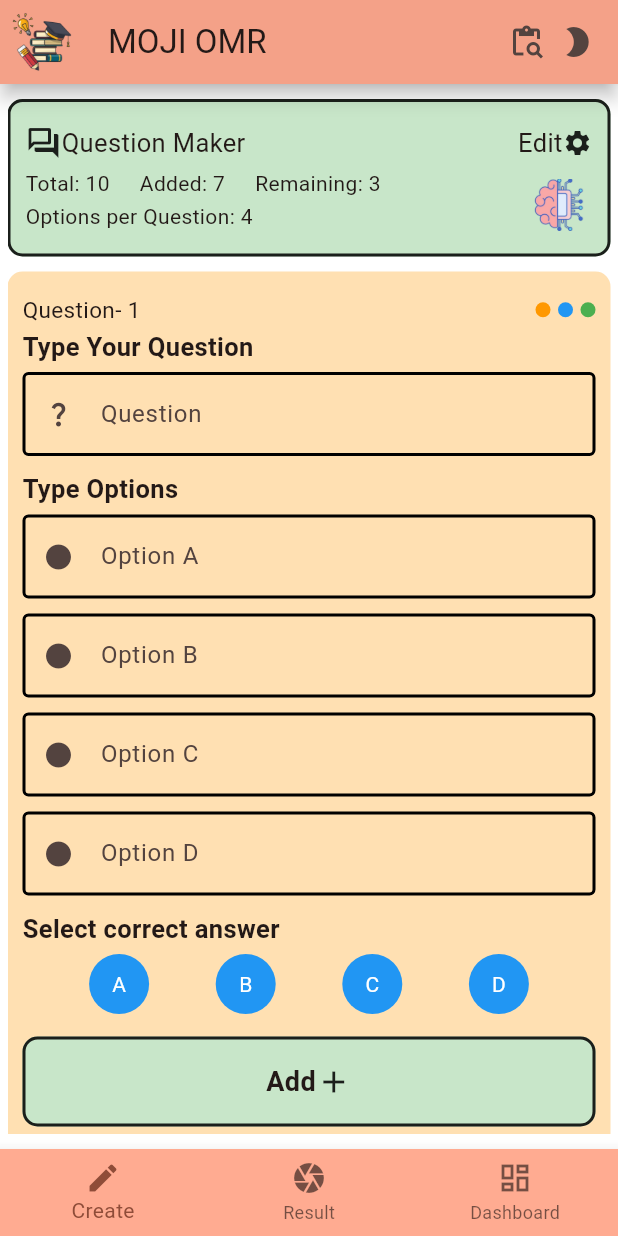
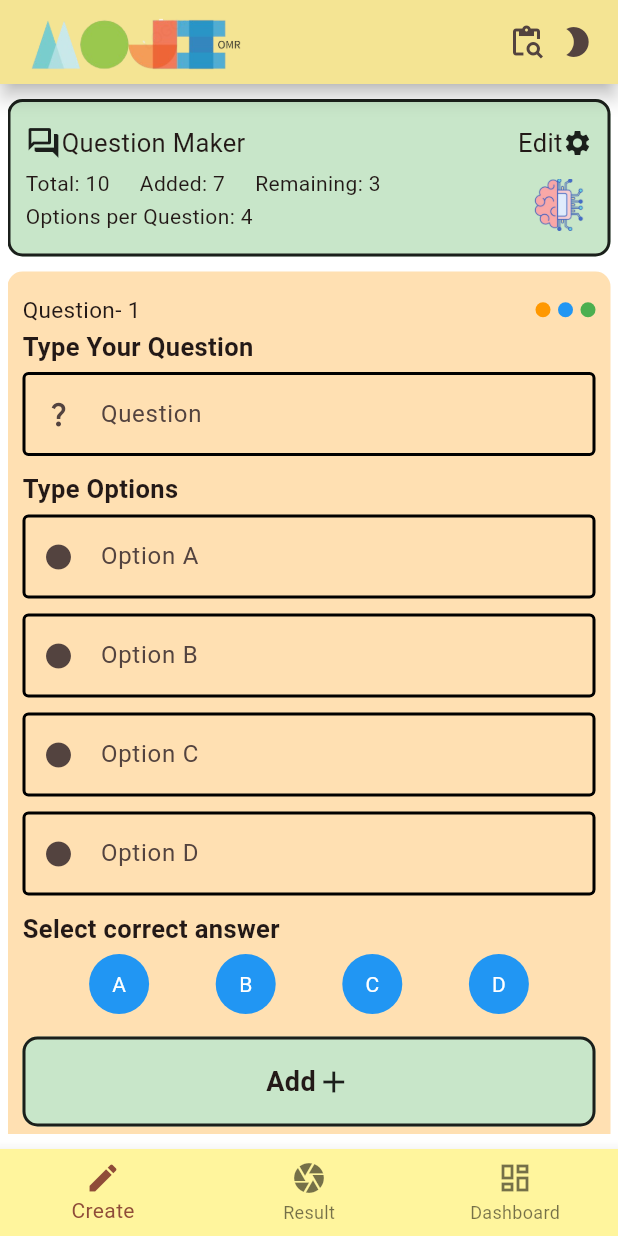
Before and after one commit to rahatalmas/Moji-OMR, a Flutter app: the screen it shows after launch, on a phone screen of 412 x 824 dp. Run offline on Flutter 3.47's test engine with Material 3 defaults, Android fonts, the phone set to English and light mode, and no system bars.

Commit message:
logo added

```diff
--- a/quizapp/lib/main.dart
+++ b/quizapp/lib/main.dart
@@ -53,9 +53,10 @@ class _Root extends State<Root> {
         elevation: 5,
         shadowColor: Colors.black,
         //backgroundColor: Theme.of(context).colorScheme.inversePrimary,
-        backgroundColor: Colors.deepOrange[200],
-        title: Text(widget.title),
-        leading:Image.asset("assets/images/leading2.png"),
+        backgroundColor: Colors.yellow[200],
+        title: Image.asset("assets/images/logotemp2.png",width: 150,),
+        //title: Text("MOJI OMR"),
+        //leading:Image.asset("assets/images/leading2.png"),
         actions: const [
           Icon(Icons.content_paste_search),
           SizedBox(width: 10,),
@@ -69,8 +70,8 @@ class _Root extends State<Root> {
       ), // Display the selected screen
       bottomNavigationBar: BottomNavigationBar(
         currentIndex: _currentIndex,
-        backgroundColor: Colors.deepOrange[200],// Current selected index
-        onTap: onTabTapped, // Callback for tab change
+        backgroundColor: Colors.yellow[200],
+        onTap: onTabTapped,
         items:const [
           BottomNavigationBarItem(
             icon: const Icon(Icons.create),
--- a/quizapp/pubspec.yaml
+++ b/quizapp/pubspec.yaml
@@ -64,6 +64,7 @@ flutter:
      - assets/images/brainchip.png
      - assets/images/mojitemplogo.png
      - assets/images/logotemp.png
+     - assets/images/logotemp2.png
      - assets/images/leading1.png
      - assets/images/leading2.png
      - assets/images/leading3.png
```
Also changed, not shown: quizapp/assets/images/logotemp2.png (added).
